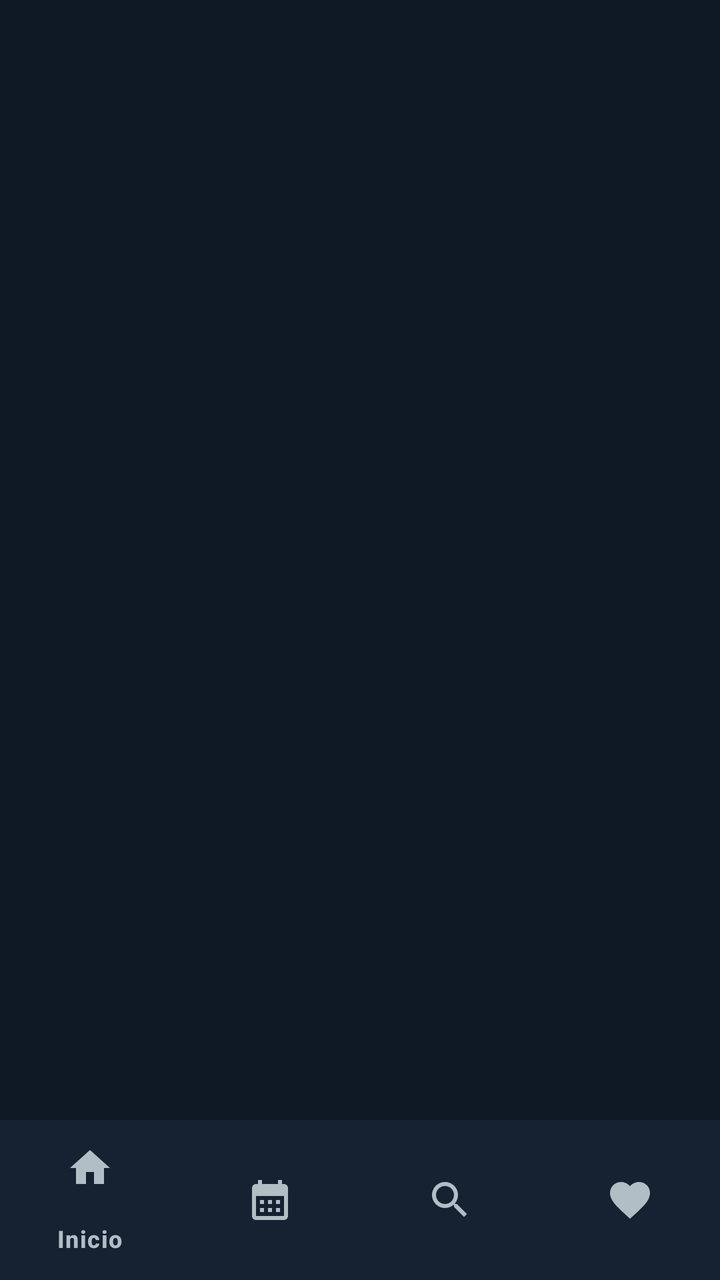
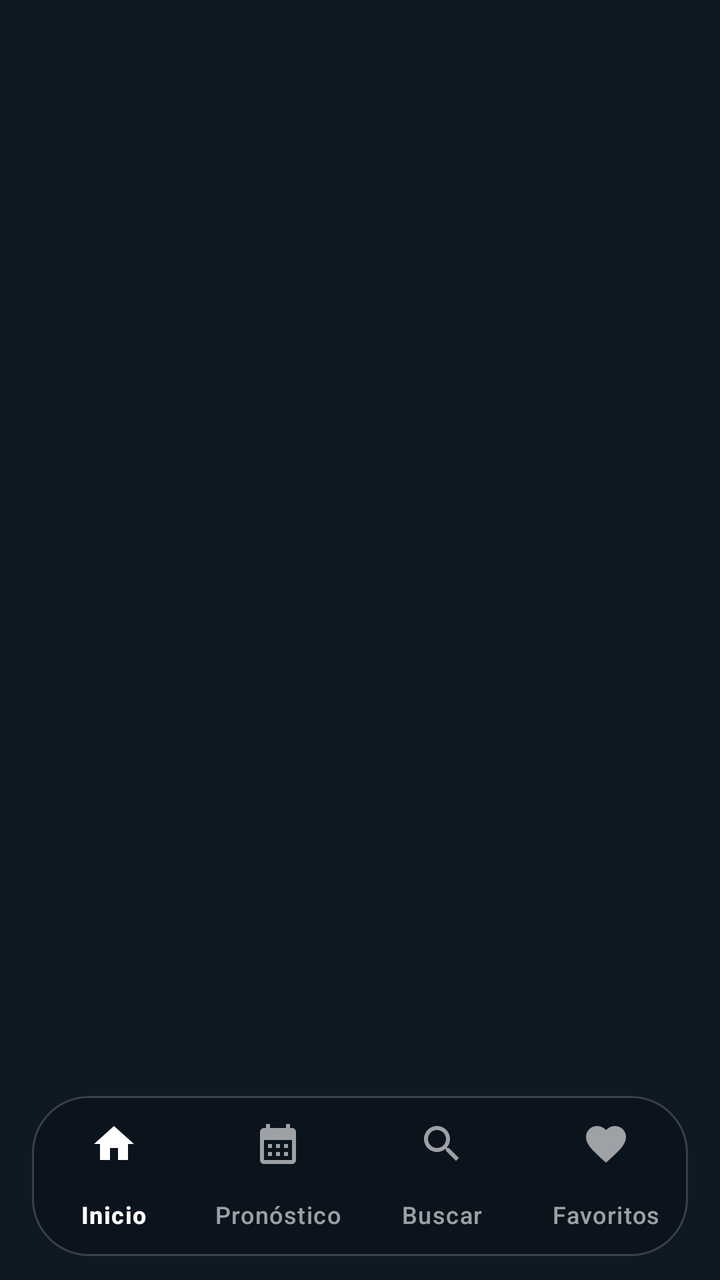

Compare the two renders of this Android layout. The source of the first and the diff that turns it into the second are given below.
<!-- AndroidManifest.xml: application theme Theme.Atmos -->
<!-- res/layout/activity_main.xml -->
<?xml version="1.0" encoding="utf-8"?>
<androidx.constraintlayout.widget.ConstraintLayout
    xmlns:android="http://schemas.android.com/apk/res/android"
    xmlns:app="http://schemas.android.com/apk/res-auto"
    android:id="@+id/main"
    android:layout_width="match_parent"
    android:layout_height="match_parent"
    android:background="@color/bg_dark">

    <androidx.fragment.app.FragmentContainerView
        android:id="@+id/fragment_container"
        android:layout_width="0dp"
        android:layout_height="0dp"
        app:layout_constraintTop_toTopOf="parent"
        app:layout_constraintBottom_toTopOf="@id/bottom_navigation"
        app:layout_constraintStart_toStartOf="parent"
        app:layout_constraintEnd_toEndOf="parent" />

    <com.google.android.material.bottomnavigation.BottomNavigationView
        android:id="@+id/bottom_navigation"
        android:layout_width="0dp"
        android:layout_height="wrap_content"
        android:background="@color/bg_bottom_nav"
        app:itemIconTint="@color/text_secondary"
        app:itemTextColor="@color/text_secondary"
        app:menu="@menu/bottom_nav_menu"
        app:layout_constraintBottom_toBottomOf="parent"
        app:layout_constraintStart_toStartOf="parent"
        app:layout_constraintEnd_toEndOf="parent" />

</androidx.constraintlayout.widget.ConstraintLayout>
<!-- resources referenced by this layout -->
<resources>
  <color name="bg_bottom_nav">#FF152232</color>
  <color name="bg_dark">#FF0F1923</color>
  <color name="text_secondary">#FFB0BEC5</color>
  <style name="Theme.Atmos" parent="Base.Theme.Atmos" />
  <style name="Base.Theme.Atmos" parent="Theme.Material3.Dark.NoActionBar">
          <item name="colorPrimary">@color/accent_blue</item>
          <item name="colorPrimaryDark">@color/accent_blue_dark</item>
          <item name="colorSurface">@color/bg_card</item>
          <item name="android:colorBackground">@color/bg_dark</item>
          <item name="colorOnBackground">@color/text_primary</item>
          <item name="colorOnSurface">@color/text_primary</item>
      </style>
  <color name="accent_blue">#FF4FC3F7</color>
  <color name="accent_blue_dark">#FF0288D1</color>
  <color name="bg_card">#FF1E2D3D</color>
  <color name="text_primary">#FFFFFFFF</color>
</resources>

<!-- the commit's change to res/layout/activity_main.xml (unified diff, before → after) -->
@@ -12,17 +12,24 @@
         android:layout_width="0dp"
         android:layout_height="0dp"
         app:layout_constraintTop_toTopOf="parent"
-        app:layout_constraintBottom_toTopOf="@id/bottom_navigation"
+        app:layout_constraintBottom_toBottomOf="parent"
         app:layout_constraintStart_toStartOf="parent"
         app:layout_constraintEnd_toEndOf="parent" />
 
+    
     <com.google.android.material.bottomnavigation.BottomNavigationView
         android:id="@+id/bottom_navigation"
         android:layout_width="0dp"
         android:layout_height="wrap_content"
-        android:background="@color/bg_bottom_nav"
-        app:itemIconTint="@color/text_secondary"
-        app:itemTextColor="@color/text_secondary"
+        android:layout_marginStart="16dp"
+        android:layout_marginEnd="16dp"
+        android:layout_marginBottom="12dp"
+        android:background="@drawable/bg_nav"
+        android:elevation="8dp"
+        app:itemIconTint="@color/nav_item"
+        app:itemTextColor="@color/nav_item"
+        app:itemActiveIndicatorStyle="@style/Atmos.NavIndicator"
+        app:labelVisibilityMode="labeled"
         app:menu="@menu/bottom_nav_menu"
         app:layout_constraintBottom_toBottomOf="parent"
         app:layout_constraintStart_toStartOf="parent"
<!-- resource entries referenced after the edit -->
@@ -1,16 +1,34 @@
 <!-- resources referenced by this layout -->
 <resources>
-  <color name="bg_bottom_nav">#FF152232</color>
   <color name="bg_dark">#FF0F1923</color>
-  <color name="text_secondary">#FFB0BEC5</color>
+  <!-- drawable bg_nav (drawable) -->
+  <?xml version="1.0" encoding="utf-8"?>
+  <shape xmlns:android="http://schemas.android.com/apk/res/android"
+      android:shape="rectangle">
+      <solid android:color="@color/nav_glass" />
+      <stroke android:width="1dp" android:color="@color/glass_stroke" />
+      <corners android:radius="28dp" />
+  </shape>
+  <style name="Atmos.NavIndicator" parent="Widget.Material3.BottomNavigationView.ActiveIndicator">
+          <item name="android:color">@color/glass_strong</item>
+      </style>
   <style name="Theme.Atmos" parent="Base.Theme.Atmos" />
+  <color name="nav_glass">#B30A121C</color>
+  <color name="glass_stroke">#2EFFFFFF</color>
+  <color name="glass_strong">#38FFFFFF</color>
   <style name="Base.Theme.Atmos" parent="Theme.Material3.Dark.NoActionBar">
           <item name="colorPrimary">@color/accent_blue</item>
           <item name="colorPrimaryDark">@color/accent_blue_dark</item>
+          <item name="colorOnPrimary">@color/bg_dark</item>
+          <item name="colorSecondary">@color/accent_blue</item>
           <item name="colorSurface">@color/bg_card</item>
           <item name="android:colorBackground">@color/bg_dark</item>
           <item name="colorOnBackground">@color/text_primary</item>
           <item name="colorOnSurface">@color/text_primary</item>
+          <item name="android:statusBarColor">@android:color/transparent</item>
+          <item name="android:navigationBarColor">@android:color/transparent</item>
+          <item name="android:windowLightStatusBar">false</item>
+          <item name="android:windowBackground">@color/bg_dark</item>
       </style>
   <color name="accent_blue">#FF4FC3F7</color>
   <color name="accent_blue_dark">#FF0288D1</color>
